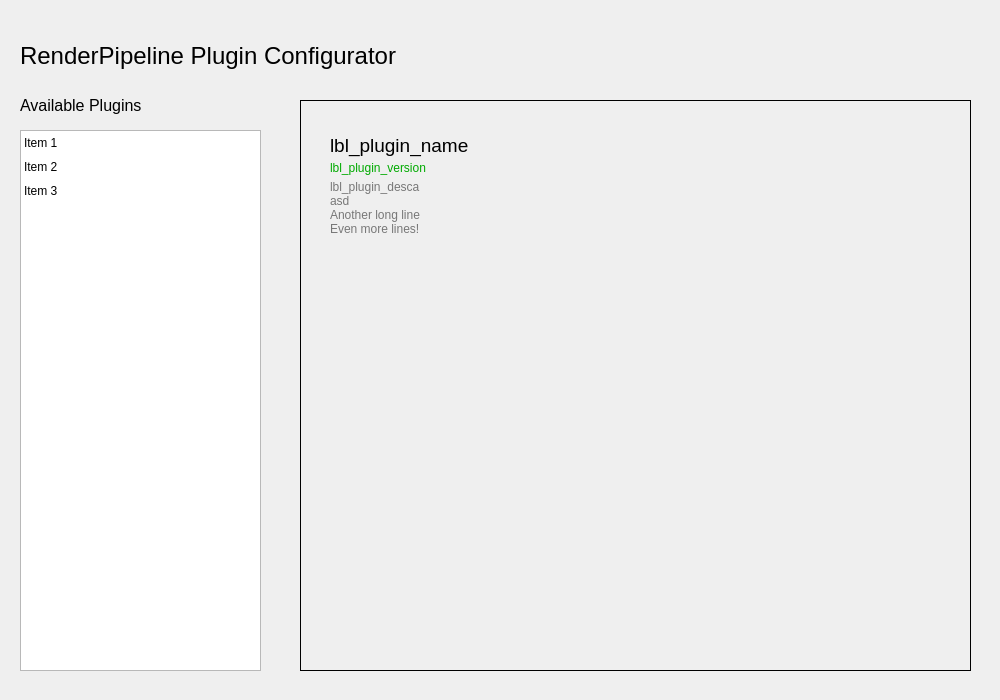
The window that Toolkit/PluginConfigurator/ui/main_window.ui (tobspr/RenderPipeline) describes before a commit, drawn with Qt 5.
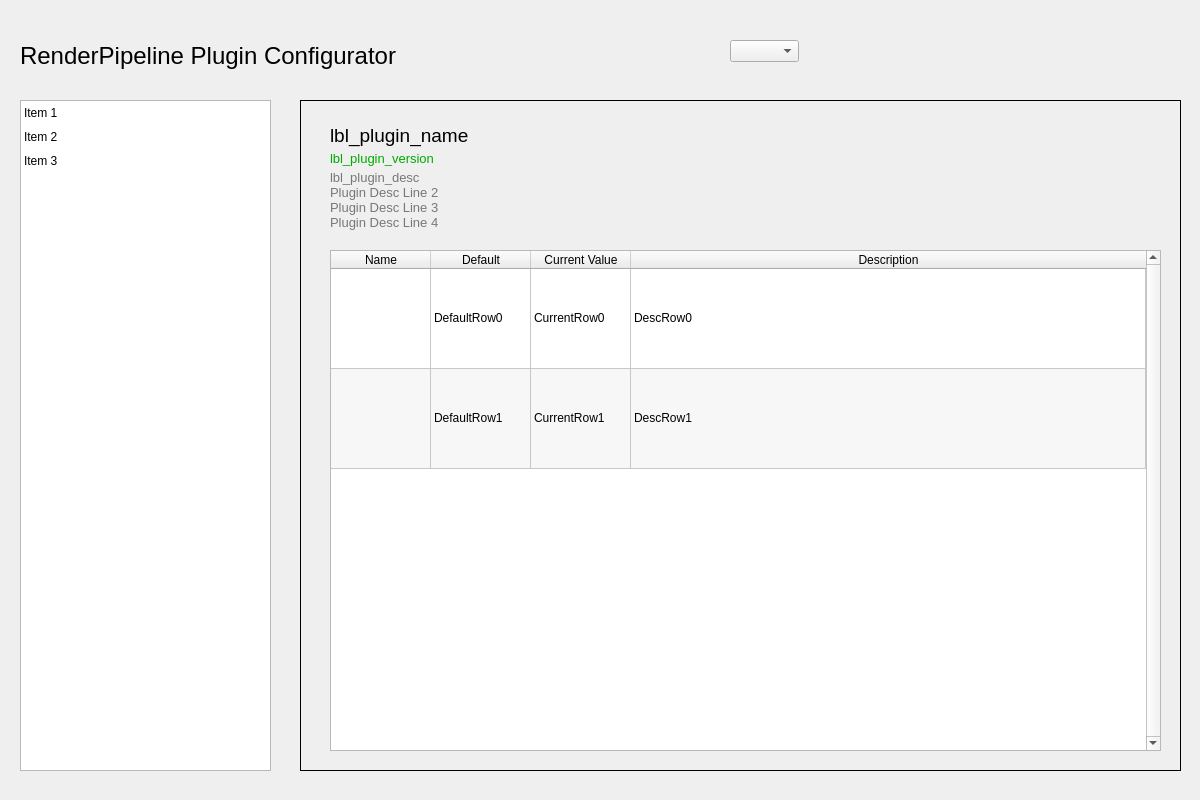
The same window after the commit. Icons and pictures are not drawn.

Commit message: Further progress in the plugin configurator

What changed in the file:
```diff
--- a/Toolkit/PluginConfigurator/ui/main_window.ui
+++ b/Toolkit/PluginConfigurator/ui/main_window.ui
@@ -6,8 +6,8 @@
    <rect>
     <x>0</x>
     <y>0</y>
-    <width>1000</width>
-    <height>700</height>
+    <width>1200</width>
+    <height>800</height>
    </rect>
   </property>
   <property name="sizePolicy">
@@ -18,14 +18,14 @@
   </property>
   <property name="minimumSize">
    <size>
-    <width>1000</width>
-    <height>700</height>
+    <width>1200</width>
+    <height>800</height>
    </size>
   </property>
   <property name="maximumSize">
    <size>
-    <width>1000</width>
-    <height>700</height>
+    <width>1200</width>
+    <height>800</height>
    </size>
   </property>
   <property name="windowTitle">
@@ -40,9 +40,9 @@
     <property name="geometry">
      <rect>
       <x>20</x>
-      <y>130</y>
-      <width>241</width>
-      <height>541</height>
+      <y>100</y>
+      <width>251</width>
+      <height>671</height>
      </rect>
     </property>
     <property name="styleSheet">
@@ -84,31 +84,13 @@
      <string>RenderPipeline Plugin Configurator</string>
     </property>
    </widget>
-   <widget class="QLabel" name="label_2">
-    <property name="geometry">
-     <rect>
-      <x>20</x>
-      <y>95</y>
-      <width>141</width>
-      <height>21</height>
-     </rect>
-    </property>
-    <property name="font">
-     <font>
-      <pointsize>12</pointsize>
-     </font>
-    </property>
-    <property name="text">
-     <string>Available Plugins</string>
-    </property>
-   </widget>
-   <widget class="QFrame" name="frame">
+   <widget class="QFrame" name="frame_details">
     <property name="geometry">
      <rect>
       <x>300</x>
       <y>100</y>
-      <width>671</width>
-      <height>571</height>
+      <width>881</width>
+      <height>671</height>
      </rect>
     </property>
     <property name="frameShape">
@@ -124,7 +106,7 @@
      <property name="geometry">
       <rect>
        <x>30</x>
-       <y>30</y>
+       <y>20</y>
        <width>281</width>
        <height>31</height>
       </rect>
@@ -145,7 +127,7 @@
      <property name="geometry">
       <rect>
        <x>30</x>
-       <y>60</y>
+       <y>50</y>
        <width>591</width>
        <height>16</height>
       </rect>
@@ -187,6 +169,11 @@
        </disabled>
       </palette>
      </property>
+     <property name="font">
+      <font>
+       <pointsize>10</pointsize>
+      </font>
+     </property>
      <property name="text">
       <string>lbl_plugin_version</string>
      </property>
@@ -198,19 +185,25 @@
      <property name="geometry">
       <rect>
        <x>30</x>
-       <y>80</y>
+       <y>70</y>
        <width>591</width>
        <height>91</height>
       </rect>
      </property>
+     <property name="font">
+      <font>
+       <pointsize>10</pointsize>
+      </font>
+     </property>
      <property name="styleSheet">
       <string notr="true">color: #777</string>
      </property>
      <property name="text">
-      <string>lbl_plugin_desca
-asd
-Another long line
-Even more lines!</string>
+      <string>lbl_plugin_desc
+Plugin Desc Line 2
+Plugin Desc Line 3
+Plugin Desc Line 4
+</string>
      </property>
      <property name="textFormat">
       <enum>Qt::PlainText</enum>
@@ -222,7 +215,174 @@
       <bool>true</bool>
      </property>
     </widget>
+    <widget class="QTableWidget" name="table_plugin_settings">
+     <property name="geometry">
+      <rect>
+       <x>30</x>
+       <y>150</y>
+       <width>831</width>
+       <height>501</height>
+      </rect>
+     </property>
+     <property name="verticalScrollBarPolicy">
+      <enum>Qt::ScrollBarAlwaysOn</enum>
+     </property>
+     <property name="editTriggers">
+      <set>QAbstractItemView::NoEditTriggers</set>
+     </property>
+     <property name="showDropIndicator" stdset="0">
+      <bool>false</bool>
+     </property>
+     <property name="dragDropOverwriteMode">
+      <bool>false</bool>
+     </property>
+     <property name="alternatingRowColors">
+      <bool>true</bool>
+     </property>
+     <property name="selectionMode">
+      <enum>QAbstractItemView::NoSelection</enum>
+     </property>
+     <property name="verticalScrollMode">
+      <enum>QAbstractItemView::ScrollPerPixel</enum>
+     </property>
+     <property name="showGrid">
+      <bool>true</bool>
+     </property>
+     <property name="gridStyle">
+      <enum>Qt::SolidLine</enum>
+     </property>
+     <property name="wordWrap">
+      <bool>true</bool>
+     </property>
+     <property name="cornerButtonEnabled">
+      <bool>false</bool>
+     </property>
+     <attribute name="horizontalHeaderVisible">
+      <bool>true</bool>
+     </attribute>
+     <attribute name="horizontalHeaderCascadingSectionResizes">
+      <bool>true</bool>
+     </attribute>
+     <attribute name="horizontalHeaderHighlightSections">
+      <bool>true</bool>
+     </attribute>
+     <attribute name="horizontalHeaderMinimumSectionSize">
+      <number>100</number>
+     </attribute>
+     <attribute name="horizontalHeaderStretchLastSection">
+      <bool>true</bool>
+     </attribute>
+     <attribute name="verticalHeaderVisible">
+      <bool>false</bool>
+     </attribute>
+     <attribute name="verticalHeaderCascadingSectionResizes">
+      <bool>false</bool>
+     </attribute>
+     <attribute name="verticalHeaderDefaultSectionSize">
+      <number>80</number>
+     </attribute>
+     <attribute name="verticalHeaderHighlightSections">
+      <bool>false</bool>
+     </attribute>
+     <attribute name="verticalHeaderMinimumSectionSize">
+      <number>100</number>
+     </attribute>
+     <attribute name="verticalHeaderShowSortIndicator" stdset="0">
+      <bool>false</bool>
+     </attribute>
+     <attribute name="verticalHeaderStretchLastSection">
+      <bool>false</bool>
+     </attribute>
+     <row>
+      <property name="text">
+       <string>Row</string>
+      </property>
+      <property name="textAlignment">
+       <set>AlignHCenter|AlignVCenter|AlignCenter</set>
+      </property>
+     </row>
+     <row>
+      <property name="text">
+       <string>Row2</string>
+      </property>
+     </row>
+     <column>
+      <property name="text">
+       <string>Name</string>
+      </property>
+      <property name="background">
+       <color>
+        <red>0</red>
+        <green>150</green>
+        <blue>0</blue>
+       </color>
+      </property>
+     </column>
+     <column>
+      <property name="text">
+       <string>Default</string>
+      </property>
+      <property name="textAlignment">
+       <set>AlignHCenter|AlignVCenter|AlignCenter</set>
+      </property>
+     </column>
+     <column>
+      <property name="text">
+       <string>Current Value</string>
+      </property>
+     </column>
+     <column>
+      <property name="text">
+       <string>Description</string>
+      </property>
+     </column>
+     <item row="0" column="1">
+      <property name="text">
+       <string>DefaultRow0</string>
+      </property>
+     </item>
+     <item row="0" column="2">
+      <property name="text">
+       <string>CurrentRow0</string>
+      </property>
+     </item>
+     <item row="0" column="3">
+      <property name="text">
+       <string>DescRow0</string>
+      </property>
+     </item>
+     <item row="1" column="1">
+      <property name="text">
+       <string>DefaultRow1</string>
+      </property>
+     </item>
+     <item row="1" column="2">
+      <property name="text">
+       <string>CurrentRow1</string>
+      </property>
+     </item>
+     <item row="1" column="3">
+      <property name="text">
+       <string>DescRow1</string>
+      </property>
+     </item>
+    </widget>
    </widget>
+   <widget class="QComboBox" name="comboBox">
+    <property name="geometry">
+     <rect>
+      <x>730</x>
+      <y>40</y>
+      <width>69</width>
+      <height>22</height>
+     </rect>
+    </property>
+   </widget>
+   <zorder>lst_plugins</zorder>
+   <zorder>label</zorder>
+   <zorder>frame_details</zorder>
+   <zorder>area_plugin_settings</zorder>
+   <zorder>comboBox</zorder>
   </widget>
   <widget class="QMenuBar" name="menubar">
    <property name="geometry">
```
Left out of the diff: 2 changed lines with no effect on the pictures. The commit also changes 5 other files.
